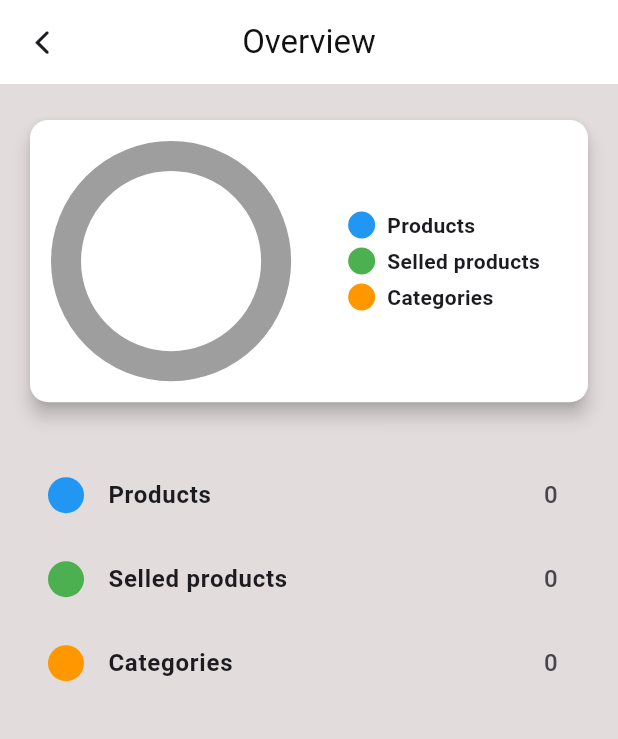
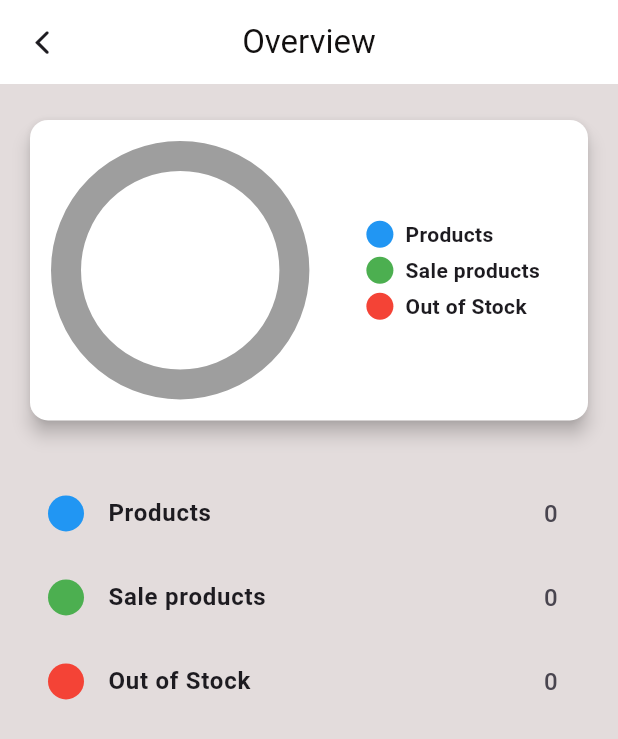
Before and after one commit to JomonJohnson123/newprojectupset, a Flutter app: the OverviewPage screen opened directly, on a phone screen of 412 x 824 dp. Shown: the top 739 px of the screen. Run offline on Flutter 3.47's test engine with Material 3 defaults, Android fonts, the phone set to English and light mode, and no system bars; drawn by our look-alikes of pie_chart; our stand-ins replace hive, hive_flutter, image_picker; accounts and stored records are empty.

```diff
--- a/lib/Screens/overview.dart
+++ b/lib/Screens/overview.dart
@@ -1,14 +1,14 @@
 import 'package:flutter/material.dart';
 import 'package:pie_chart/pie_chart.dart';
 import 'package:upsets/Utilities/widgets/appbars.dart';
-
+import 'package:upsets/db/functions/dbFunctions.dart';
+import 'package:upsets/db/functions/hiveModel/model.dart';
 import 'package:upsets/db/functions/hiveModel/overviewdb.dart'; // Your model classes
 
 class OverviewPage extends StatefulWidget {
   const OverviewPage({super.key});
 
   @override
-  // ignore: library_private_types_in_public_api
   _OverviewPageState createState() => _OverviewPageState();
 }
 
@@ -16,13 +16,13 @@ class _OverviewPageState extends State<OverviewPage> {
   Map<String, double> dataMap = {
     "Products": 0,
     "Selled products": 0,
-    "Categories": 0,
+    "Out of Stock": 0, // Updated to show only out-of-stock count
   };
 
   final List<Color> colorList = [
     Colors.blue,
     Colors.green,
-    Colors.orange,
+    Colors.red, // Color for out-of-stock items
   ];
 
   @override
@@ -33,15 +33,21 @@ class _OverviewPageState extends State<OverviewPage> {
     // Listen to changes in notifiers and update the chart
     totalProductsNotifier.addListener(_updateDataMap);
     totalSoldProductsNotifier.addListener(_updateDataMap);
-    totalCategoriesNotifier.addListener(_updateDataMap);
   }
 
   void _updateDataMap() {
     setState(() {
+      // Assuming you have a method to fetch the list of products
+      List<Productmodel> productList =
+          getProductList(); // Fetch product list here
+
+      final outOfStockCount = calculateOutOfStockCount(productList);
+
       dataMap = {
         "Products": totalProductsNotifier.value.toDouble(),
-        "Selled products": totalSoldProductsNotifier.value.toDouble(),
-        "Categories": totalCategoriesNotifier.value.toDouble(),
+        "Sale products": totalSoldProductsNotifier.value.toDouble(),
+        "Out of Stock":
+            outOfStockCount.toDouble(), // Show only out-of-stock count
       };
     });
   }
@@ -124,7 +130,17 @@ class _OverviewPageState extends State<OverviewPage> {
     // Remove listeners to prevent memory leaks
     totalProductsNotifier.removeListener(_updateDataMap);
     totalSoldProductsNotifier.removeListener(_updateDataMap);
-    totalCategoriesNotifier.removeListener(_updateDataMap);
     super.dispose();
   }
+
+  // Fetch the list of products from your data source
+  List<Productmodel> getProductList() {
+    // Replace this with your actual code to retrieve the product list
+    return productListNotifier
+        .value; // Assuming you have a notifier for the product list
+  }
+
+  int calculateOutOfStockCount(List<Productmodel> productList) {
+    return productList.where((product) => product.stock! <= 0).length;
+  }
 }
```
